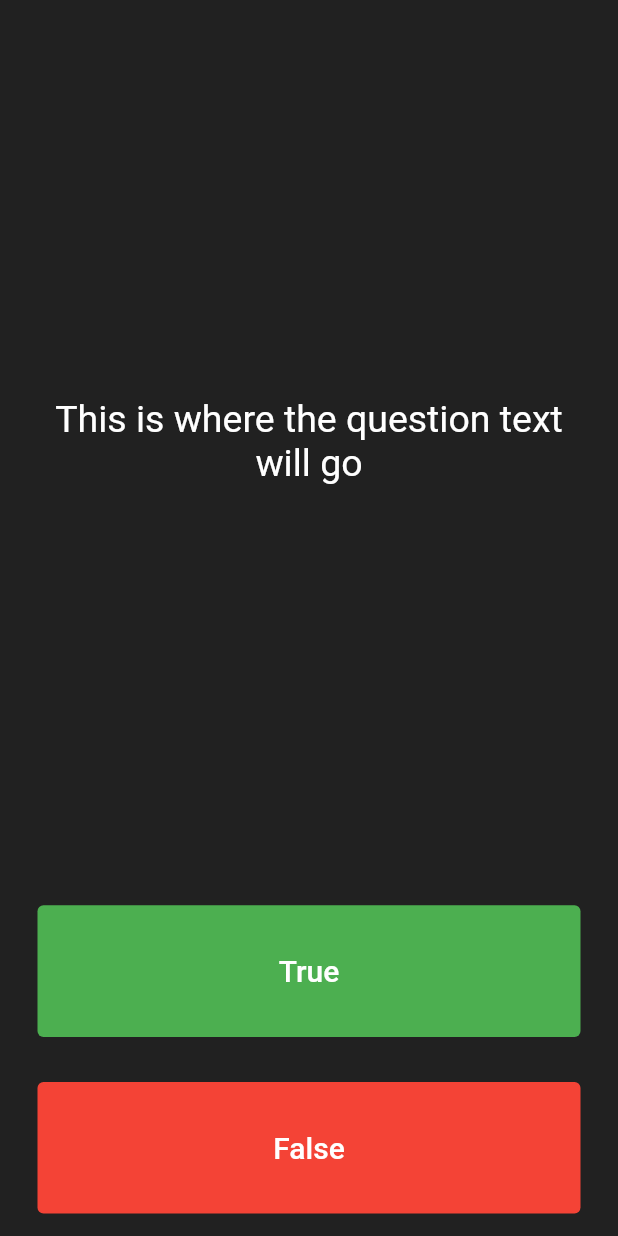
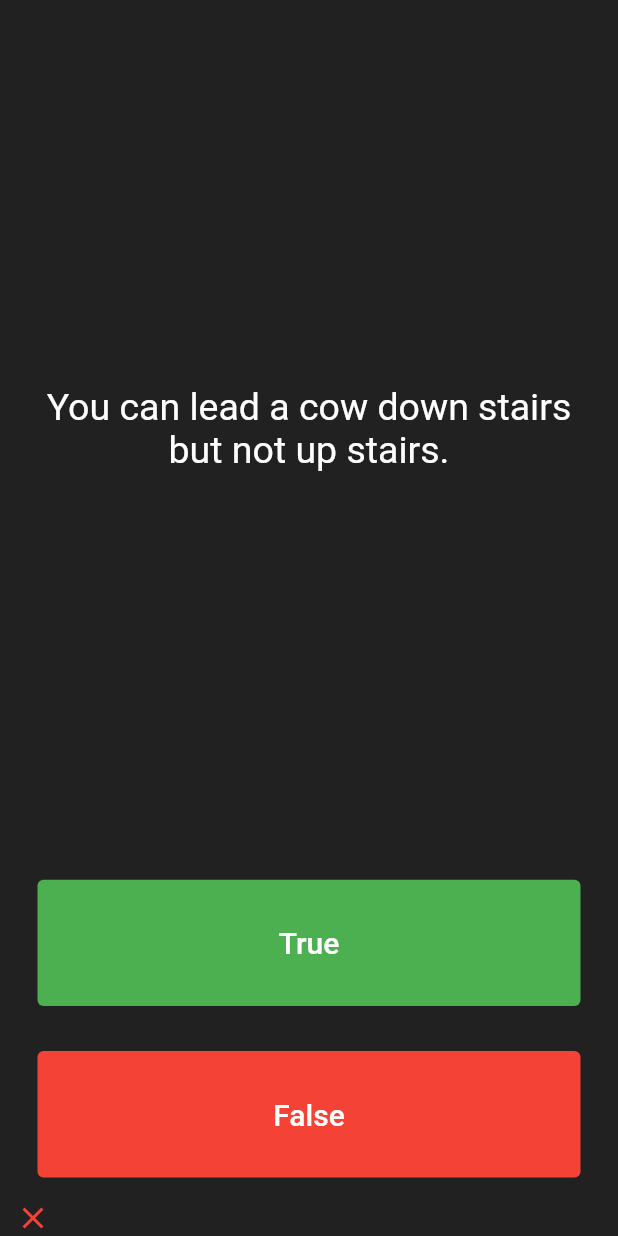
Before and after one commit to jejezz/flutter-quizzler, a Flutter app: the screen it shows after launch, after a tap on "True", on a phone screen of 412 x 824 dp. Run offline on Flutter 3.47's test engine with Material 2 defaults, Android fonts, the phone set to English and light mode, and no system bars; our stand-ins replace rflutter_alert.

Commit message:
final version

```diff
--- a/lib/main.dart
+++ b/lib/main.dart
@@ -1,4 +1,8 @@
 import 'package:flutter/material.dart';
+import 'package:rflutter_alert/rflutter_alert.dart';
+import 'quiz_brain.dart';
+
+QuizBrain quizBrain = QuizBrain();
 
 void main() {
   runApp(Quizzler());
@@ -27,6 +31,38 @@
 }
 
 class _QuizPageState extends State<QuizPage> {
+  List<Widget> scoreKeeper = [];
+
+  int questionNumber = 0;
+
+  Icon buildIcon(bool right) {
+    return Icon(
+      right ? Icons.check : Icons.close,
+      color: right ? Colors.green : Colors.red,
+    );
+  }
+
+  void checkAnswer(bool answer) {
+    setState(() {
+      if (quizBrain.hasNextQuestion()) {
+        quizBrain.nextQuestion();
+      } else if (quizBrain.isLastQuestion()) {
+        Alert(
+          context: context,
+          title: "Finished",
+          desc: "All the questions are answered",
+        ).show();
+        scoreKeeper.clear();
+        quizBrain.reset();
+        return;
+      }
+
+      scoreKeeper.add(
+        buildIcon(quizBrain.rightAnswer(answer)),
+      );
+    });
+  }
+
   @override
   Widget build(BuildContext context) {
     return Column(
@@ -39,7 +75,7 @@
             padding: EdgeInsets.all(10.0),
             child: Center(
               child: Text(
-                'This is where the question text will go',
+                quizBrain.getQuestion(),
                 textAlign: TextAlign.center,
                 style: TextStyle(
                   color: Colors.white,
@@ -64,7 +100,7 @@
                 backgroundColor: MaterialStateProperty.all(Colors.green),
               ),
               onPressed: () {
-                print('yes');
+                checkAnswer(true);
               },
             ),
           ),
@@ -84,10 +120,13 @@
                 backgroundColor: MaterialStateProperty.all(Colors.red),
               ),
               onPressed: () {
-                print('no');
+                checkAnswer(false);
               },
             ),
           ),
+        ),
+        Row(
+          children: scoreKeeper,
         ),
       ],
     );
--- /dev/null
+++ b/lib/question.dart
@@ -0,0 +1,5 @@
+class Question {
+  String questionText;
+  bool questionAnswer;
+  Question(this.questionText, this.questionAnswer);
+}
--- /dev/null
+++ b/lib/quiz_brain.dart
@@ -0,0 +1,66 @@
+import 'question.dart';
+
+class QuizBrain {
+  int _currentQuestion = 0;
+
+  // private member ( starts with underscore)
+  List<Question> _questions = [
+    Question('Some cats are actually allergic to humans', true),
+    Question('You can lead a cow down stairs but not up stairs.', false),
+    Question('Approximately one quarter of human bones are in the feet.', true),
+    Question('A slug\'s blood is green.', true),
+    Question('Buzz Aldrin\'s mother\'s maiden name was \"Moon\".', true),
+    Question('It is illegal to pee in the Ocean in Portugal.', true),
+    Question(
+        'No piece of square dry paper can be folded in half more than 7 times.',
+        false),
+    Question(
+        'In London, UK, if you happen to die in the House of Parliament, you are technically entitled to a state funeral, because the building is considered too sacred a place.',
+        true),
+    Question(
+        'The loudest sound produced by any animal is 188 decibels. That animal is the African Elephant.',
+        false),
+    Question(
+        'The total surface area of two human lungs is approximately 70 square metres.',
+        true),
+    Question('Google was originally called \"Backrub\".', true),
+    Question(
+        'Chocolate affects a dog\'s heart and nervous system; a few ounces are enough to kill a small dog.',
+        true),
+    Question(
+        'In West Virginia, USA, if you accidentally hit an animal with your car, you are free to take it home to eat.',
+        true),
+  ];
+
+  // void add(String q, bool a) {
+  //   _questions.add(Question(q, a));
+  // }
+  // int len() {
+  //   return _questions.length;
+  // }
+
+  void reset() {
+    _currentQuestion = 0;
+  }
+
+  void nextQuestion() {
+    if (hasNextQuestion()) _currentQuestion++;
+    print("current question = $_currentQuestion");
+  }
+
+  String getQuestion() {
+    return _questions[_currentQuestion].questionText;
+  }
+
+  bool hasNextQuestion() {
+    return (_currentQuestion < (_questions.length - 1));
+  }
+
+  bool isLastQuestion() {
+    return (_currentQuestion == (_questions.length - 1));
+  }
+
+  bool rightAnswer(bool answer) {
+    return (_questions[_currentQuestion].questionAnswer == answer);
+  }
+}
--- a/pubspec.yaml
+++ b/pubspec.yaml
@@ -28,6 +28,7 @@
   # The following adds the Cupertino Icons font to your application.
   # Use with the CupertinoIcons class for iOS style icons.
   cupertino_icons: ^1.0.2
+  rflutter_alert: ^1.1.0
 
 dev_dependencies:
   flutter_test:
```
Also changed, not shown: pubspec.lock.
